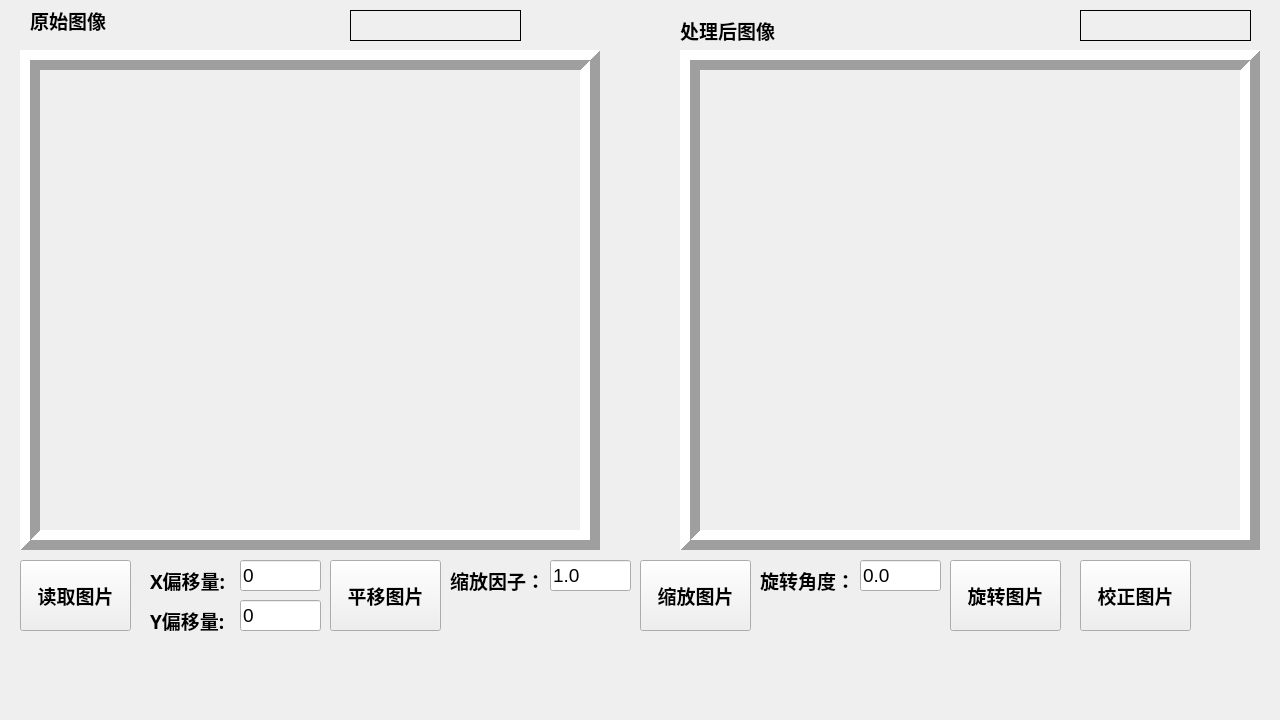
First picture: the form in course_design/opencv/Win/opencv_exp_2/opencv_exp_2.ui, repository BLUEMOON233/code, before the edit.
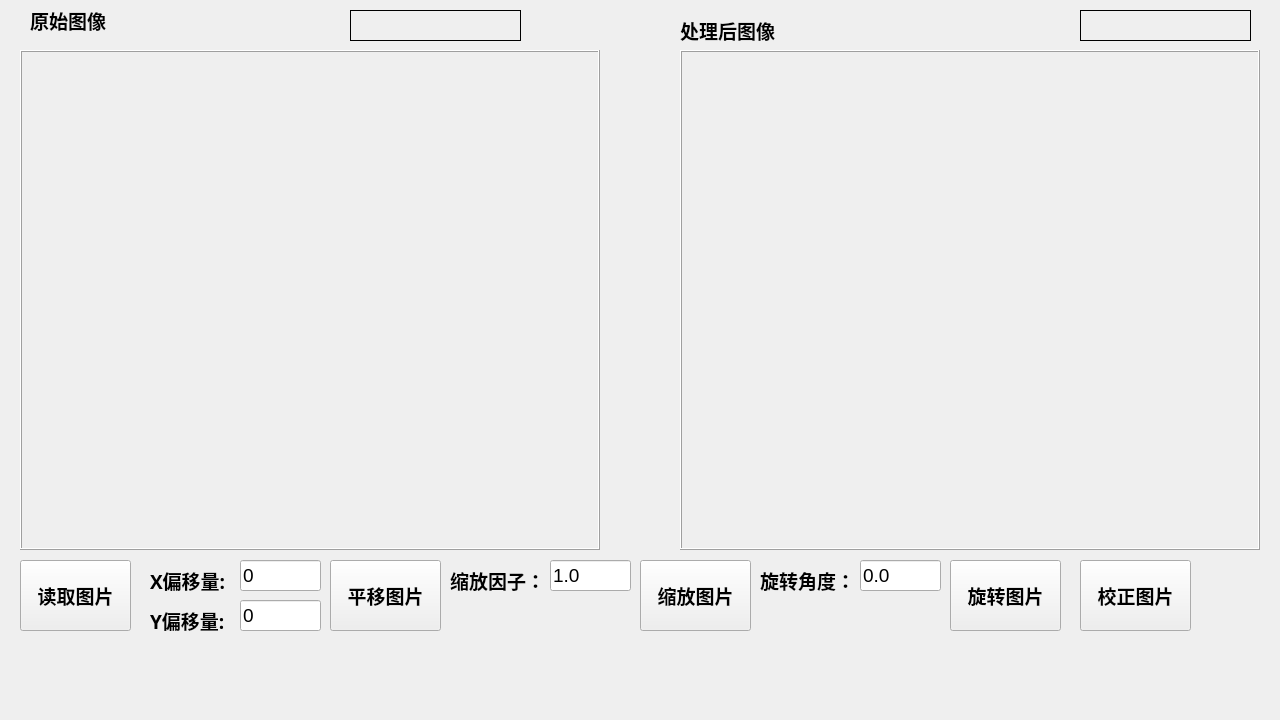
Second picture: the form after the edit.

Diff of the .ui file:
```diff
--- a/course_design/opencv/Win/opencv_exp_2/opencv_exp_2.ui
+++ b/course_design/opencv/Win/opencv_exp_2/opencv_exp_2.ui
@@ -42,7 +42,7 @@
      <enum>QFrame::Raised</enum>
     </property>
     <property name="lineWidth">
-     <number>10</number>
+     <number>1</number>
     </property>
     <property name="text">
      <string/>
@@ -64,7 +64,7 @@
      <enum>QFrame::Raised</enum>
     </property>
     <property name="lineWidth">
-     <number>10</number>
+     <number>1</number>
     </property>
     <property name="text">
      <string/>
```
